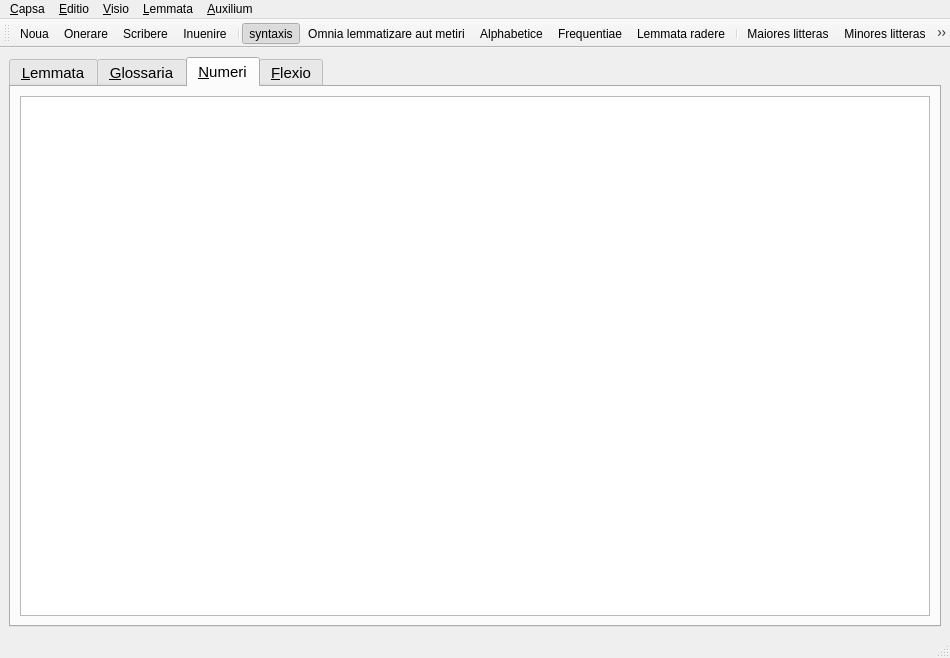
First picture: the form in src/collatinus.ui, repository biblissima/collatinus-10-src, before the edit.
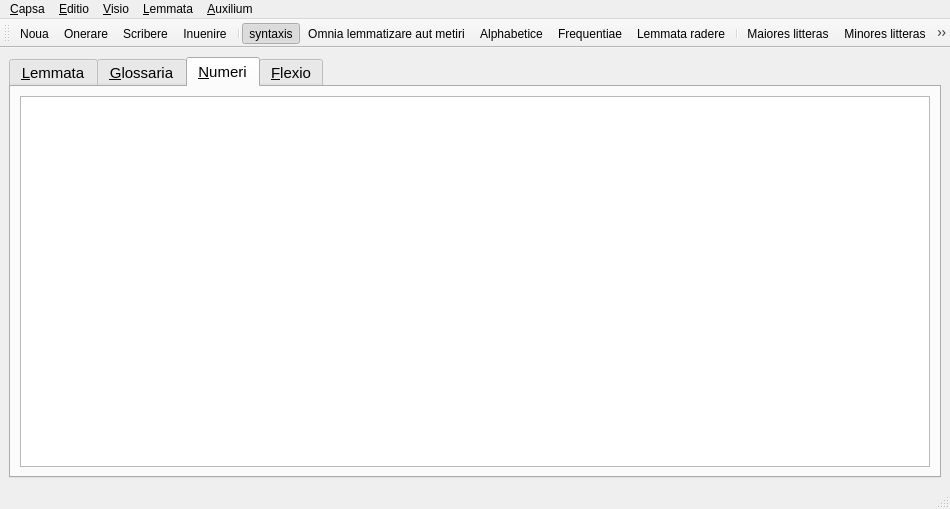
Second picture: the form after the edit. The open tabs and pages were chosen to show the change. Icons and pictures are not drawn.

```diff
--- a/src/collatinus.ui
+++ b/src/collatinus.ui
@@ -7,7 +7,7 @@
     <x>0</x>
     <y>0</y>
     <width>950</width>
-    <height>658</height>
+    <height>509</height>
    </rect>
   </property>
   <property name="sizePolicy">
@@ -62,9 +62,15 @@
         <property name="mouseTracking">
          <bool>true</bool>
         </property>
+        <property name="autoFillBackground">
+         <bool>true</bool>
+        </property>
         <property name="styleSheet">
          <string notr="true"/>
         </property>
+        <property name="midLineWidth">
+         <number>7</number>
+        </property>
         <property name="orientation">
          <enum>Qt::Vertical</enum>
         </property>
@@ -280,7 +286,7 @@
           </attribute>
           <layout class="QVBoxLayout" name="verticalLayout">
            <item>
-            <widget class="QTextEdit" name="EditQuantites">
+            <widget class="QTextBrowser" name="EditQuantites">
              <property name="font">
               <font>
                <weight>50</weight>
```
Left out of the diff: 96 changed lines with no effect on the pictures.
